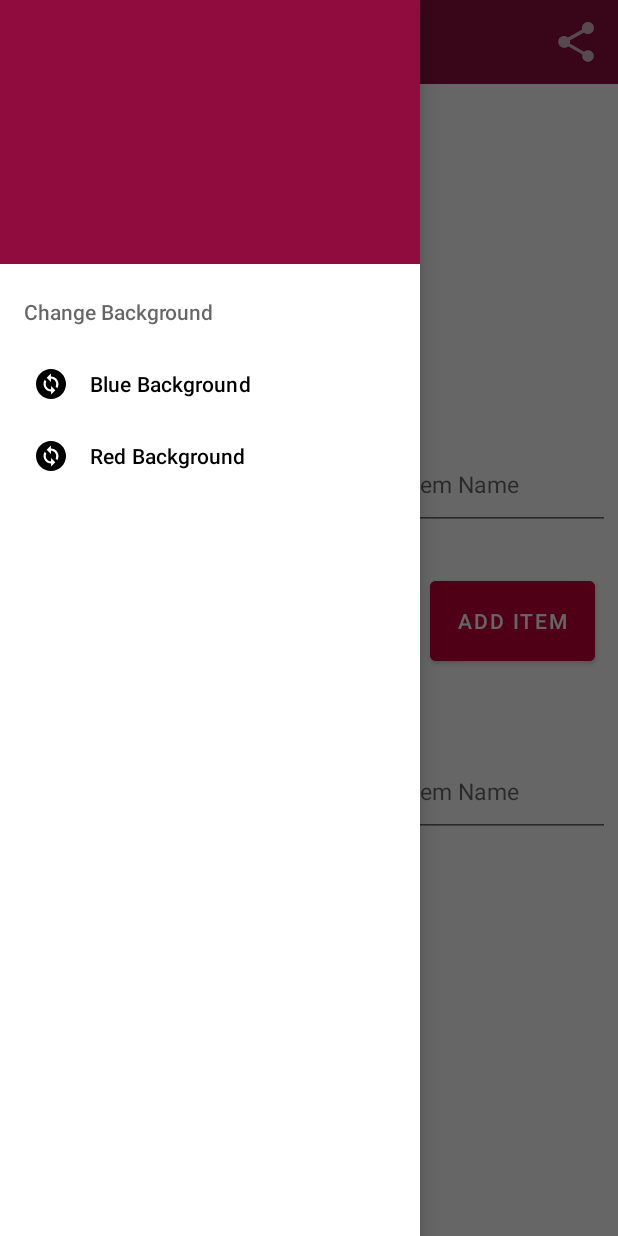
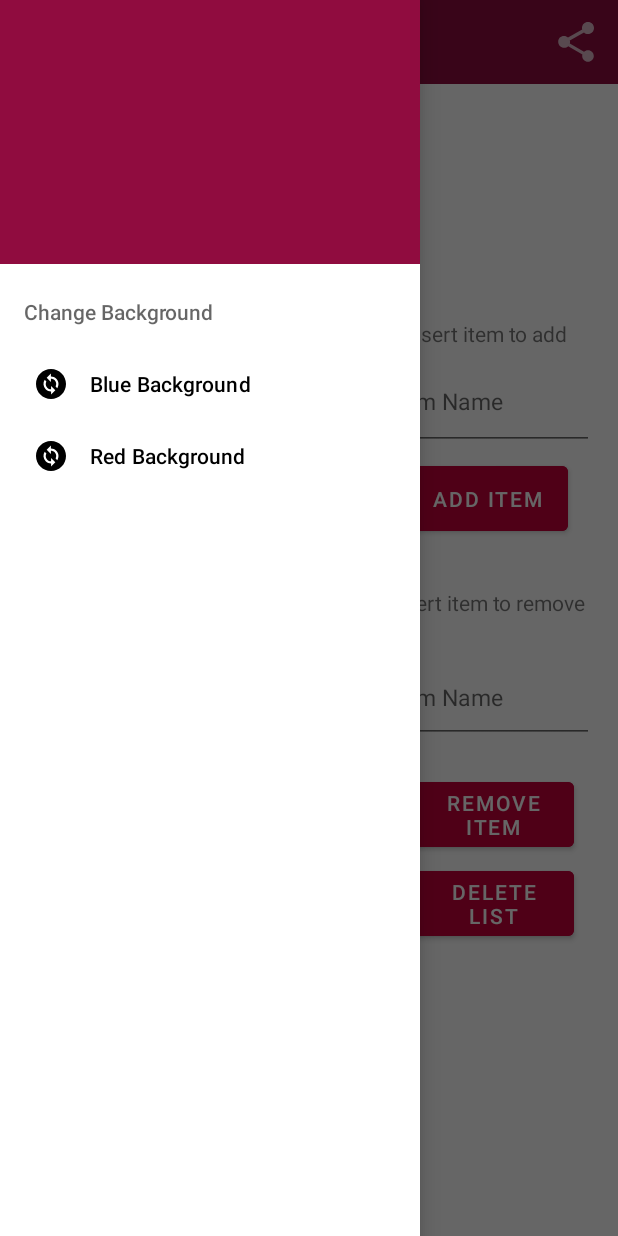
Before and after one commit to CJR225/SER210-Final-ListApp, an Android app: the EditFragment screen opened through its navigation route, with the side drawer open, on a phone screen of 412 x 824 dp. Run offline under Robolectric (Android 15) with nearby library versions, the phone set to English and light mode, and no system bars; our stand-ins replace navigation-ui.

Commit message:
view bug

```diff
--- a/app/src/main/java/edu/quinnipiac/ser210/listapp/EditFragment.java
+++ b/app/src/main/java/edu/quinnipiac/ser210/listapp/EditFragment.java
@@ -35,6 +35,7 @@ public class EditFragment extends Fragment implements View.OnClickListener {
     private Reminders list;
     public FragHelper helper;
     private ListView editListView;
+    private View viewHolder;
     public EditFragment() {
         // Required empty public constructor
     }
@@ -74,9 +75,12 @@ public class EditFragment extends Fragment implements View.OnClickListener {
         dataSource = new ListsDataSource(this.getContext());
         dataSource.open();
 
+        editListView = (ListView) view.findViewById(R.id.editListView);
         List<Reminders> values = dataSource.getAllLists();
         ArrayAdapter<Reminders> adapter = new ArrayAdapter<Reminders>(this.getContext(), android.R.layout.simple_list_item_1, values);
-        editListView.setAdapter(adapter);
+        //editListView.setAdapter(adapter);
+
+
         //Recieve information from select list on which list you edit
         return inflater.inflate(R.layout.fragment_edit, container, false);
     }
--- a/app/src/main/res/layout/fragment_edit.xml
+++ b/app/src/main/res/layout/fragment_edit.xml
@@ -8,115 +8,131 @@
     tools:context=".EditFragment">
 
     <TextView
-        android:id="@+id/textView6"
-        android:layout_width="wrap_content"
-        android:layout_height="wrap_content"
-        android:text="Insert item to remove"
-        tools:layout_editor_absoluteX="273dp"
-        tools:layout_editor_absoluteY="392dp" />
-
-    <TextView
         android:id="@+id/textView3"
         android:layout_width="200dp"
-        android:layout_height="100dp"
+        android:layout_height="43dp"
         android:layout_marginStart="104dp"
         android:layout_marginEnd="107dp"
+        android:layout_marginBottom="56dp"
         android:gravity="center"
         android:text="Edit List"
         android:textColor="@color/black"
         android:textSize="30sp"
         android:textStyle="bold"
-        app:layout_constraintBottom_toBottomOf="parent"
+        app:layout_constraintBottom_toTopOf="@+id/editListView"
         app:layout_constraintEnd_toEndOf="parent"
         app:layout_constraintHorizontal_bias="1.0"
         app:layout_constraintStart_toStartOf="parent"
         app:layout_constraintTop_toTopOf="parent"
-        app:layout_constraintVertical_bias="0.053" />
+        app:layout_constraintVertical_bias="1.0" />
+
+    <Button
+        android:id="@+id/deleteListEditFrag"
+        android:layout_width="108dp"
+        android:layout_height="55dp"
+        android:layout_marginStart="40dp"
+        android:layout_marginEnd="29dp"
+        android:layout_marginBottom="189dp"
+        android:backgroundTint="@color/light_maroon"
+        android:text="Delete List"
+        app:layout_constraintBottom_toBottomOf="parent"
+        app:layout_constraintEnd_toEndOf="parent"
+        app:layout_constraintStart_toEndOf="@+id/editListView"
+        app:layout_constraintTop_toBottomOf="@+id/removeItemEditFrag" />
+
+    <TextView
+        android:id="@+id/textView4"
+        android:layout_width="wrap_content"
+        android:layout_height="wrap_content"
+        android:layout_marginStart="34dp"
+        android:layout_marginTop="152dp"
+        android:layout_marginEnd="29dp"
+        android:text="Insert item to add "
+        app:layout_constraintBottom_toTopOf="@+id/addTextViewEditFrag"
+        app:layout_constraintEnd_toEndOf="parent"
+        app:layout_constraintStart_toEndOf="@+id/editListView"
+        app:layout_constraintTop_toTopOf="parent" />
 
     <Button
         android:id="@+id/addItemEditFrag"
-        android:layout_width="110dp"
-        android:layout_height="65dp"
-        android:layout_marginStart="60dp"
-        android:layout_marginTop="28dp"
-        android:layout_marginEnd="15dp"
+        android:layout_width="108dp"
+        android:layout_height="55dp"
+        android:layout_marginStart="36dp"
+        android:layout_marginEnd="33dp"
+        android:layout_marginBottom="18dp"
         android:backgroundTint="@color/light_maroon"
         android:text="Add Item"
-        app:layout_constraintBottom_toBottomOf="parent"
+        app:layout_constraintBottom_toTopOf="@+id/textView6"
+        app:layout_constraintEnd_toEndOf="parent"
+        app:layout_constraintStart_toEndOf="@+id/editListView"
+        app:layout_constraintTop_toBottomOf="@+id/addTextViewEditFrag" />
+
+    <Button
+        android:id="@+id/removeItemEditFrag"
+        android:layout_width="108dp"
+        android:layout_height="55dp"
+        android:layout_marginStart="40dp"
+        android:layout_marginTop="8dp"
+        android:layout_marginEnd="29dp"
+        android:backgroundTint="@color/light_maroon"
+        android:text="Remove Item"
+        app:layout_constraintBottom_toTopOf="@+id/deleteListEditFrag"
+        app:layout_constraintEnd_toEndOf="parent"
+        app:layout_constraintStart_toEndOf="@+id/editListView"
+        app:layout_constraintTop_toBottomOf="@+id/removeTextViewEditFrag" />
+
+    <TextView
+        android:id="@+id/textView6"
+        android:layout_width="wrap_content"
+        android:layout_height="wrap_content"
+        android:layout_marginStart="21dp"
+        android:layout_marginTop="9dp"
+        android:layout_marginEnd="22dp"
+        android:layout_marginBottom="16dp"
+        android:text="Insert item to remove"
+        app:layout_constraintBottom_toTopOf="@+id/removeTextViewEditFrag"
         app:layout_constraintEnd_toEndOf="parent"
         app:layout_constraintHorizontal_bias="1.0"
         app:layout_constraintStart_toEndOf="@+id/editListView"
-        app:layout_constraintTop_toBottomOf="@+id/addTextViewEditFrag"
-        app:layout_constraintVertical_bias="0.0" />
-
-    <EditText
-        android:id="@+id/addTextViewEditFrag"
-        android:layout_width="140dp"
-        android:layout_height="60dp"
-        android:layout_marginStart="20dp"
-        android:layout_marginEnd="15dp"
-        android:hint="Item Name"
-        android:textSize="15sp"
-        app:layout_constraintBottom_toBottomOf="parent"
-        app:layout_constraintEnd_toEndOf="parent"
-        app:layout_constraintHorizontal_bias="0.666"
-        app:layout_constraintStart_toEndOf="@+id/editListView"
-        app:layout_constraintTop_toTopOf="parent"
-        app:layout_constraintVertical_bias="0.335" />
+        app:layout_constraintTop_toBottomOf="@+id/addItemEditFrag" />
 
     <EditText
         android:id="@+id/removeTextViewEditFrag"
         android:layout_width="140dp"
         android:layout_height="60dp"
-        android:layout_marginStart="20dp"
-        android:layout_marginEnd="15dp"
+        android:layout_marginStart="21dp"
+        android:layout_marginTop="4dp"
+        android:layout_marginEnd="16dp"
+        android:layout_marginBottom="7dp"
         android:hint="Item Name"
         android:textSize="15sp"
-        app:layout_constraintBottom_toBottomOf="parent"
+        app:layout_constraintBottom_toTopOf="@+id/removeItemEditFrag"
         app:layout_constraintEnd_toEndOf="parent"
-        app:layout_constraintHorizontal_bias="0.666"
         app:layout_constraintStart_toEndOf="@+id/editListView"
-        app:layout_constraintTop_toTopOf="parent"
-        app:layout_constraintVertical_bias="0.624" />
+        app:layout_constraintTop_toBottomOf="@+id/textView6" />
 
-    <Button
-        android:id="@+id/removeItemEditFrag"
-        android:layout_width="110dp"
-        android:layout_height="60dp"
-        android:backgroundTint="@color/light_maroon"
-        android:text="Remove Item"
-        tools:layout_editor_absoluteX="285dp"
-        tools:layout_editor_absoluteY="488dp" />
-
-    <Button
-        android:id="@+id/deleteListEditFrag"
-        android:layout_width="110dp"
-        android:layout_height="60dp"
-        android:backgroundTint="@color/light_maroon"
-        android:text="Delete List"
-        tools:layout_editor_absoluteX="285dp"
-        tools:layout_editor_absoluteY="588dp" />
+    <EditText
+        android:id="@+id/addTextViewEditFrag"
+        android:layout_width="140dp"
+        android:layout_height="64dp"
+        android:layout_marginStart="21dp"
+        android:layout_marginEnd="16dp"
+        android:hint="Item Name"
+        android:textSize="15sp"
+        app:layout_constraintBottom_toTopOf="@+id/addItemEditFrag"
+        app:layout_constraintEnd_toEndOf="parent"
+        app:layout_constraintStart_toEndOf="@+id/editListView"
+        app:layout_constraintTop_toBottomOf="@+id/textView4" />
 
     <ListView
         android:id="@+id/editListView"
-        android:layout_width="250dp"
-        android:layout_height="500dp"
-        android:layout_marginTop="51dp"
-        android:layout_marginBottom="28dp"
+        android:layout_width="218dp"
+        android:layout_height="458dp"
         android:background="@color/light_grey"
         app:layout_constraintBottom_toBottomOf="parent"
         app:layout_constraintEnd_toEndOf="parent"
-        app:layout_constraintHorizontal_bias="0.099"
+        app:layout_constraintHorizontal_bias="0.082"
         app:layout_constraintStart_toStartOf="parent"
-        app:layout_constraintTop_toBottomOf="@+id/textView3"
-        app:layout_constraintVertical_bias="0.666" />
-
-    <TextView
-        android:id="@+id/textView4"
-        android:layout_width="wrap_content"
-        android:layout_height="wrap_content"
-        android:text="Insert item to add "
-        tools:layout_editor_absoluteX="282dp"
-        tools:layout_editor_absoluteY="197dp" />
+        app:layout_constraintTop_toTopOf="parent" />
 
 </androidx.constraintlayout.widget.ConstraintLayout>
```
Also changed, not shown: app/src/main/java/edu/quinnipiac/ser210/listapp/ListsDataSource.java (+0 -62 lines), app/src/main/java/edu/quinnipiac/ser210/listapp/SelectListFragment.java (+21 -8 lines), app/src/main/res/layout/fragment_select_list.xml (+6 -8 lines).
